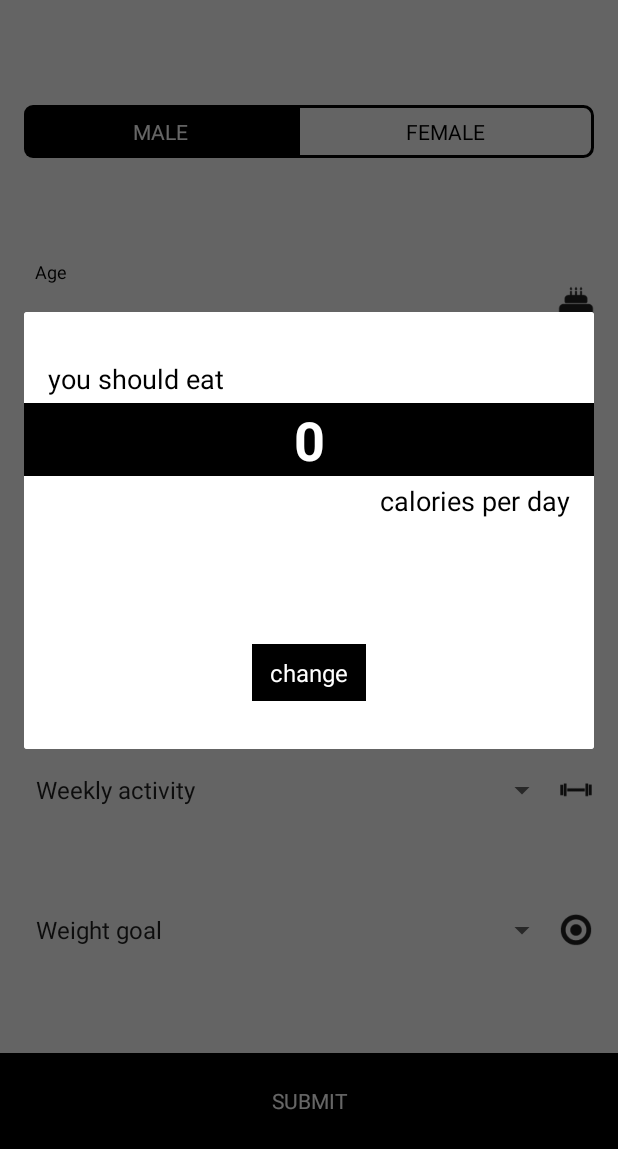
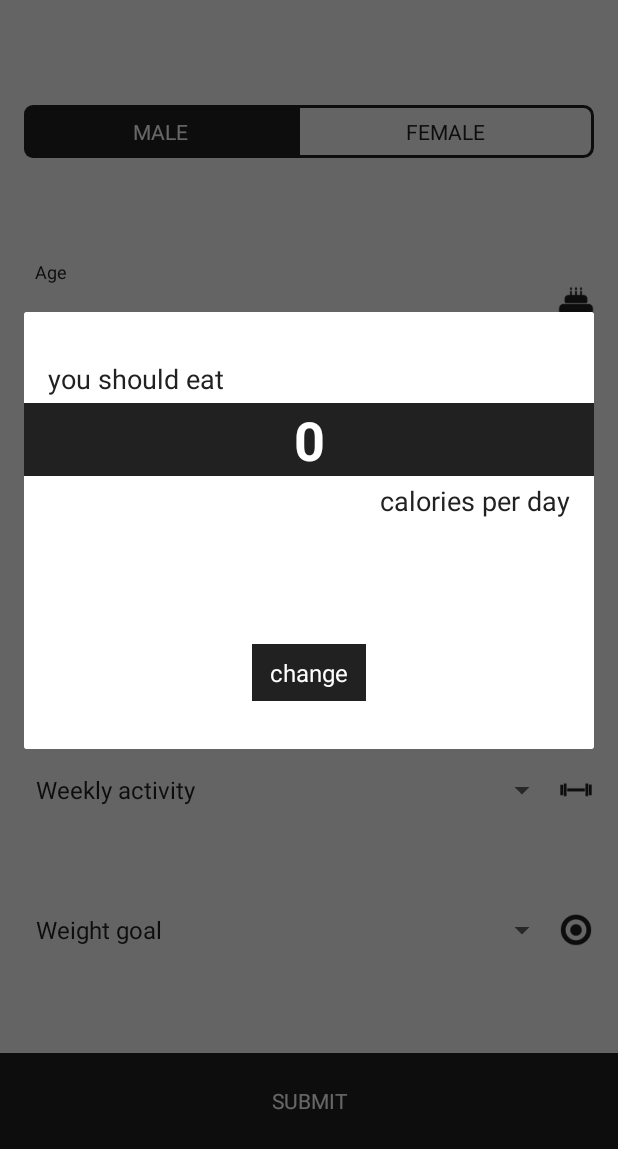
Before and after one commit to bradymwright/CSE-Calculator-Android, an Android app: the fragment SuggestionDialogFragment placed in its activity, on a phone screen of 412 x 824 dp, the part 87-1236 px from its top. Run offline under Robolectric (Android 15) with nearby library versions, the phone set to English and light mode, and no system bars; libraries missing offline, so code that uses them is left out: androidx.core.widget; 3 statements that could not run were skipped.

Commit message:
Flip weight and height order

```diff
--- a/app/src/main/java/com/cleansimpleeats/calculator/SuggestionDialogFragment.kt
+++ b/app/src/main/java/com/cleansimpleeats/calculator/SuggestionDialogFragment.kt
@@ -49,7 +49,7 @@ class SuggestionDialogFragment : DialogFragment() {
                 text = suggestion
                 setTextSize(TypedValue.COMPLEX_UNIT_SP, 14f)
                 gravity = Gravity.CENTER_HORIZONTAL
-                setTextColor(ContextCompat.getColor(context, R.color.black))
+                setTextColor(ContextCompat.getColor(context, R.color.cse_black))
                 if (index != 0) {
                     setCompoundDrawablesWithIntrinsicBounds(null, context.getDrawable(R.drawable.ic_suggestion_separator), null, null)
                 }
--- a/app/src/main/res/color/gender_radio_button_text.xml
+++ b/app/src/main/res/color/gender_radio_button_text.xml
@@ -1,5 +1,5 @@
 <?xml version="1.0" encoding="utf-8"?>
 <selector xmlns:android="http://schemas.android.com/apk/res/android">
     <item android:color="@color/white" android:state_checked="true"/>
-    <item android:color="@color/black"/>
+    <item android:color="@color/cse_black"/>
 </selector>
--- a/app/src/main/res/drawable/female_gender_radio_button_background.xml
+++ b/app/src/main/res/drawable/female_gender_radio_button_background.xml
@@ -3,7 +3,7 @@
     <item android:state_checked="true">
         <shape
             android:shape="rectangle">
-            <solid android:color="@color/black"/>
+            <solid android:color="@color/cse_black"/>
             <padding
                 android:bottom="5dp"
                 android:left="5dp"
@@ -22,7 +22,7 @@
             <solid android:color="@color/transparent"/>
             <stroke
                 android:width="2dp"
-                android:color="@color/black"/>
+                android:color="@color/cse_black"/>
             <padding
                 android:bottom="5dp"
                 android:left="5dp"
--- a/app/src/main/res/drawable/male_gender_radio_button_background.xml
+++ b/app/src/main/res/drawable/male_gender_radio_button_background.xml
@@ -3,7 +3,7 @@
     <item android:state_checked="true">
         <shape
             android:shape="rectangle">
-            <solid android:color="@color/black"/>
+            <solid android:color="@color/cse_black"/>
             <padding
                 android:bottom="5dp"
                 android:left="5dp"
@@ -22,7 +22,7 @@
             <solid android:color="@color/transparent"/>
             <stroke
                 android:width="2dp"
-                android:color="@color/black"/>
+                android:color="@color/cse_black"/>
             <padding
                 android:bottom="5dp"
                 android:left="5dp"
--- a/app/src/main/res/layout/activity_main.xml
+++ b/app/src/main/res/layout/activity_main.xml
@@ -92,7 +92,7 @@
             android:layout_height="wrap_content"
             android:hint="Age"
             android:paddingStart="3dp"
-            app:layout_constraintBottom_toTopOf="@+id/heightSpinner"
+            app:layout_constraintBottom_toTopOf="@+id/weightTextInputLayout"
             app:layout_constraintEnd_toStartOf="@+id/ageImageView"
             app:layout_constraintStart_toStartOf="@+id/startGuideline"
             app:layout_constraintTop_toBottomOf="@+id/genderRadioGroup">
@@ -115,35 +115,16 @@
             app:layout_constraintTop_toTopOf="@+id/ageTextInputLayout"
             app:srcCompat="@drawable/ic_age"/>
 
-        <Spinner
-            android:id="@+id/heightSpinner"
-            android:layout_width="0dp"
-            android:layout_height="wrap_content"
-            app:layout_constraintBottom_toTopOf="@+id/weightTextInputLayout"
-            app:layout_constraintEnd_toStartOf="@+id/heightImageView"
-            app:layout_constraintStart_toStartOf="@+id/startGuideline"
-            app:layout_constraintTop_toBottomOf="@+id/ageTextInputLayout"/>
-
-        <ImageView
-            android:id="@+id/heightImageView"
-            android:layout_width="24dp"
-            android:layout_height="24dp"
-            app:layout_constraintBottom_toBottomOf="@+id/heightSpinner"
-            app:layout_constraintEnd_toEndOf="@+id/endGuideline"
-            app:layout_constraintStart_toEndOf="@+id/heightSpinner"
-            app:layout_constraintTop_toTopOf="@+id/heightSpinner"
-            app:srcCompat="@drawable/ic_height"/>
-
         <android.support.design.widget.TextInputLayout
             android:id="@+id/weightTextInputLayout"
             android:layout_width="0dp"
             android:layout_height="wrap_content"
             android:hint="Weight (lbs)"
             android:paddingStart="3dp"
-            app:layout_constraintBottom_toTopOf="@+id/weeklyActivitySpinner"
+            app:layout_constraintBottom_toTopOf="@+id/heightSpinner"
             app:layout_constraintEnd_toStartOf="@+id/weightImageView"
             app:layout_constraintStart_toStartOf="@+id/startGuideline"
-            app:layout_constraintTop_toBottomOf="@+id/heightSpinner">
+            app:layout_constraintTop_toBottomOf="@+id/ageTextInputLayout">
 
             <android.support.design.widget.TextInputEditText
                 android:id="@+id/weightEditText"
@@ -164,13 +145,32 @@
             app:srcCompat="@drawable/ic_weight"/>
 
         <Spinner
+            android:id="@+id/heightSpinner"
+            android:layout_width="0dp"
+            android:layout_height="wrap_content"
+            app:layout_constraintBottom_toTopOf="@+id/weeklyActivitySpinner"
+            app:layout_constraintEnd_toStartOf="@+id/heightImageView"
+            app:layout_constraintStart_toStartOf="@+id/startGuideline"
+            app:layout_constraintTop_toBottomOf="@+id/weightTextInputLayout"/>
+
+        <ImageView
+            android:id="@+id/heightImageView"
+            android:layout_width="24dp"
+            android:layout_height="24dp"
+            app:layout_constraintBottom_toBottomOf="@+id/heightSpinner"
+            app:layout_constraintEnd_toEndOf="@+id/endGuideline"
+            app:layout_constraintStart_toEndOf="@+id/heightSpinner"
+            app:layout_constraintTop_toTopOf="@+id/heightSpinner"
+            app:srcCompat="@drawable/ic_height"/>
+
+        <Spinner
             android:id="@+id/weeklyActivitySpinner"
             android:layout_width="0dp"
             android:layout_height="wrap_content"
             app:layout_constraintBottom_toTopOf="@+id/weightGoalSpinner"
             app:layout_constraintEnd_toStartOf="@+id/weeklyActivityImageView"
             app:layout_constraintStart_toStartOf="@+id/startGuideline"
-            app:layout_constraintTop_toBottomOf="@+id/weightTextInputLayout"/>
+            app:layout_constraintTop_toBottomOf="@+id/heightSpinner"/>
 
         <ImageView
             android:id="@+id/weeklyActivityImageView"
@@ -205,7 +205,7 @@
             android:id="@+id/submitTextView"
             android:layout_width="0dp"
             android:layout_height="64dp"
-            android:background="@color/black"
+            android:background="@color/cse_black"
             android:clickable="true"
             android:focusable="true"
             android:foreground="@drawable/ripple_white"
--- a/app/src/main/res/layout/dialog_suggestion.xml
+++ b/app/src/main/res/layout/dialog_suggestion.xml
@@ -16,7 +16,7 @@
         android:layout_marginStart="16dp"
         android:layout_marginTop="32dp"
         android:text="you should eat"
-        android:textColor="@color/black"
+        android:textColor="@color/cse_black"
         android:textSize="18sp"/>
 
     <TextView
@@ -25,7 +25,7 @@
         android:layout_height="wrap_content"
         android:layout_marginBottom="4dp"
         android:layout_marginTop="4dp"
-        android:background="@color/black"
+        android:background="@color/cse_black"
         android:textAlignment="center"
         android:textColor="@color/white"
         android:textSize="36sp"
@@ -39,7 +39,7 @@
         android:layout_marginBottom="32dp"
         android:layout_marginEnd="16dp"
         android:text="calories per day"
-        android:textColor="@color/black"
+        android:textColor="@color/cse_black"
         android:textSize="18sp"/>
 
     <TextView
@@ -50,7 +50,7 @@
         android:foreground="@drawable/ripple_white"
         android:layout_marginBottom="32dp"
         android:layout_marginTop="32dp"
-        android:background="@color/black"
+        android:background="@color/cse_black"
         android:paddingBottom="8dp"
         android:paddingEnd="12dp"
         android:paddingStart="12dp"
--- a/app/src/main/res/values/colors.xml
+++ b/app/src/main/res/values/colors.xml
@@ -1,10 +1,10 @@
 <?xml version="1.0" encoding="utf-8"?>
 <resources>
-    <color name="primary">@color/black</color>
-    <color name="primary_dark">@color/black</color>
-    <color name="accent">@color/black</color>
+    <color name="primary">@color/cse_black</color>
+    <color name="primary_dark">@color/cse_black</color>
+    <color name="accent">@color/cse_black</color>
 
-    <color name="black">#000</color>
+    <color name="cse_black">#212121</color>
     <color name="white">#FFF</color>
     <color name="transparent">#00000000</color>
 </resources>
```
